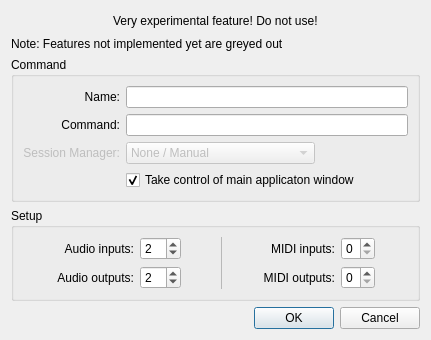
Above: resources/ui/carla_add_jack.ui from falkTX/Carla before the change. Below: the same form after it.
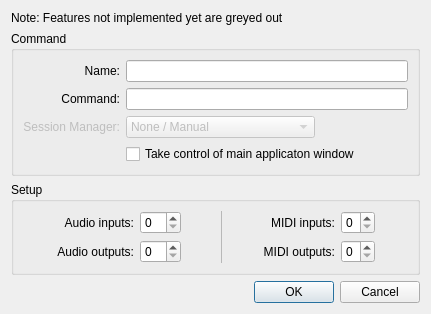
That is the form after the change. Icons and pictures are not drawn.

Commit message: Save&restore last add-jack configuration, remove "do not use" label

The edit to the form file:
```diff
--- a/resources/ui/carla_add_jack.ui
+++ b/resources/ui/carla_add_jack.ui
@@ -7,88 +7,13 @@
     <x>0</x>
     <y>0</y>
     <width>418</width>
-    <height>306</height>
+    <height>278</height>
    </rect>
   </property>
   <property name="windowTitle">
    <string>Add JACK Application</string>
   </property>
   <layout class="QVBoxLayout" name="verticalLayout">
-   <item>
-    <layout class="QHBoxLayout" name="horizontalLayout">
-     <item>
-      <spacer name="horizontalSpacer">
-       <property name="orientation">
-        <enum>Qt::Horizontal</enum>
-       </property>
-       <property name="sizeHint" stdset="0">
-        <size>
-         <width>40</width>
-         <height>20</height>
-        </size>
-       </property>
-      </spacer>
-     </item>
-     <item>
-      <widget class="QLabel" name="label_16">
-       <property name="maximumSize">
-        <size>
-         <width>22</width>
-         <height>22</height>
-        </size>
-       </property>
-       <property name="text">
-        <string/>
-       </property>
-       <property name="pixmap">
-        <pixmap resource="../resources.qrc">:/16x16/dialog-warning.png</pixmap>
-       </property>
-       <property name="alignment">
-        <set>Qt::AlignRight|Qt::AlignTrailing|Qt::AlignVCenter</set>
-       </property>
-      </widget>
-     </item>
-     <item>
-      <widget class="QLabel" name="label_17">
-       <property name="text">
-        <string>Very experimental feature! Do not use!</string>
-       </property>
-      </widget>
-     </item>
-     <item>
-      <widget class="QLabel" name="label_19">
-       <property name="maximumSize">
-        <size>
-         <width>22</width>
-         <height>22</height>
-        </size>
-       </property>
-       <property name="text">
-        <string/>
-       </property>
-       <property name="pixmap">
-        <pixmap resource="../resources.qrc">:/16x16/dialog-warning.png</pixmap>
-       </property>
-       <property name="alignment">
-        <set>Qt::AlignRight|Qt::AlignTrailing|Qt::AlignVCenter</set>
-       </property>
-      </widget>
-     </item>
-     <item>
-      <spacer name="horizontalSpacer_2">
-       <property name="orientation">
-        <enum>Qt::Horizontal</enum>
-       </property>
-       <property name="sizeHint" stdset="0">
-        <size>
-         <width>40</width>
-         <height>20</height>
-        </size>
-       </property>
-      </spacer>
-     </item>
-    </layout>
-   </item>
    <item>
     <widget class="QLabel" name="label_9">
      <property name="text">
@@ -162,9 +87,6 @@
         <property name="text">
          <string>Take control of main applicaton window</string>
         </property>
-        <property name="checked">
-         <bool>true</bool>
-        </property>
        </widget>
       </item>
       <item row="2" column="1" colspan="2">
@@ -294,9 +216,6 @@
         <property name="maximum">
          <number>64</number>
         </property>
-        <property name="value">
-         <number>2</number>
-        </property>
        </widget>
       </item>
       <item row="0" column="4" rowspan="2">
@@ -344,9 +263,6 @@
         <property name="maximum">
          <number>64</number>
         </property>
-        <property name="value">
-         <number>2</number>
-        </property>
        </widget>
       </item>
       <item row="1" column="6">
```
The commit also changes 1 other file.
